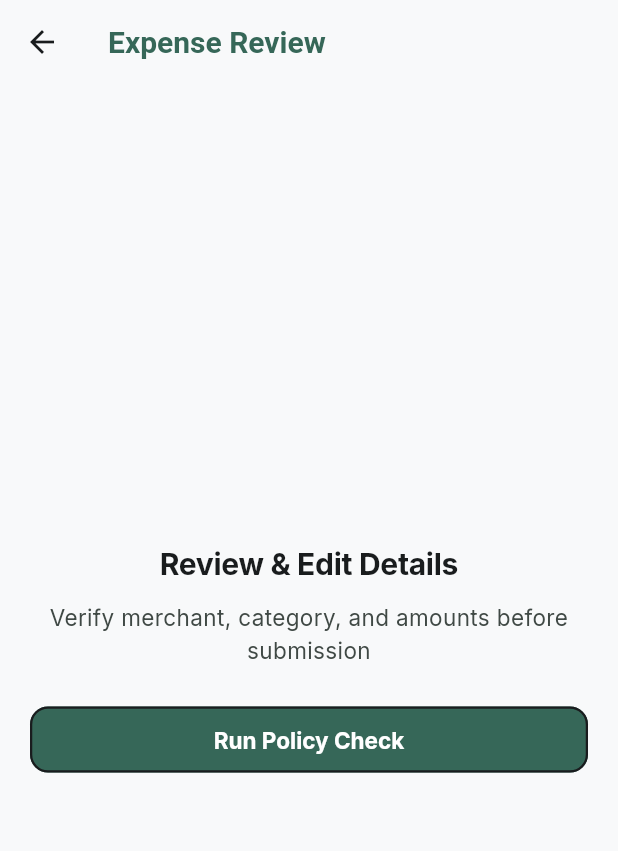
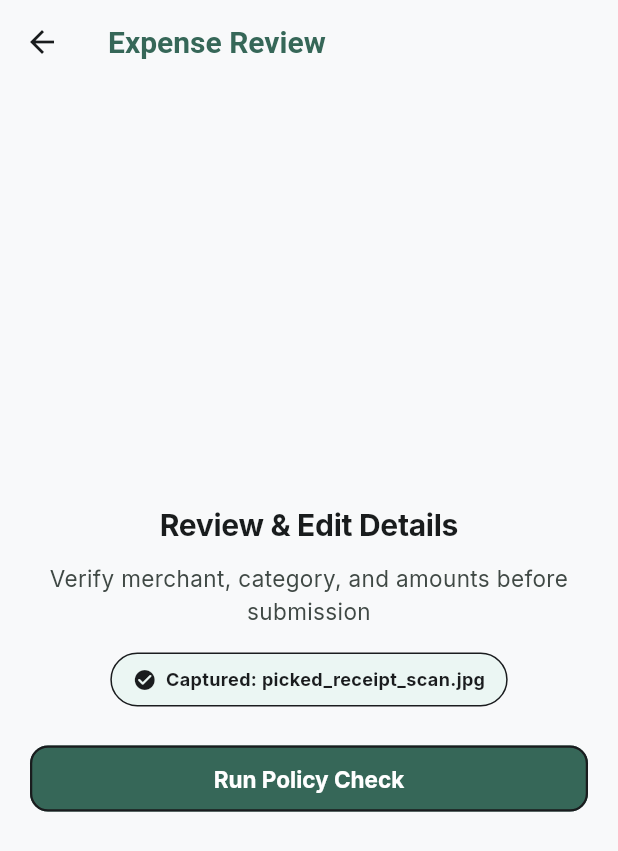
Before and after one commit to metalha516/ExpenseGuard-, a Flutter app: the SubmitExpenseCameraScreen screen opened by its route, after a tap on the "photo library" icon, on a phone screen of 412 x 824 dp. Shown: the top 851 px of the screen. Run offline on Flutter 3.47's test engine with Material 3 defaults, Android fonts, the phone set to English and light mode, and no system bars; our stand-ins replace camera, flutter_riverpod, go_router, google_fonts, shared_preferences; accounts and stored records are empty.

Commit message:
Phase 9: Camera lifecycle management, picture capture logic, and argument passing to ExpenseReviewScreen

```diff
--- a/lib/core/router/app_router.dart
+++ b/lib/core/router/app_router.dart
@@ -108,7 +108,11 @@ GoRouter createAppRouter({
       GoRoute(
         path: '/expense-review',
         parentNavigatorKey: rootKey,
-        builder: (context, state) => const ExpenseReviewScreen(),
+        builder: (context, state) {
+          final imagePath =
+              state.extra as String? ?? state.uri.queryParameters['imagePath'];
+          return ExpenseReviewScreen(imagePath: imagePath);
+        },
       ),
 
       // 10. Policy Check Screen
--- a/lib/features/expenses/presentation/expense_review_screen.dart
+++ b/lib/features/expenses/presentation/expense_review_screen.dart
@@ -2,11 +2,20 @@ import 'package:flutter/material.dart';
 import 'package:go_router/go_router.dart';
 import 'package:expense_guard/core/theme/app_theme.dart';
 
+/// Screen for reviewing extracted receipt data, merchant, category, and amounts.
 class ExpenseReviewScreen extends StatelessWidget {
-  const ExpenseReviewScreen({super.key});
+  const ExpenseReviewScreen({
+    super.key,
+    this.imagePath,
+  });
+
+  /// The captured receipt file path passed from the Camera flow.
+  final String? imagePath;
 
   @override
   Widget build(BuildContext context) {
+    final colors = context.pastelColors;
+
     return Scaffold(
       appBar: AppBar(title: const Text('Expense Review')),
       body: Center(
@@ -22,6 +31,37 @@ class ExpenseReviewScreen extends StatelessWidget {
                 style: context.bodyMd,
                 textAlign: TextAlign.center,
               ),
+              const SizedBox(height: 16),
+
+              // Captured Image Path Indicator
+              if (imagePath != null && imagePath!.isNotEmpty)
+                Container(
+                  key: const Key('reviewed_receipt_image_badge'),
+                  padding: const EdgeInsets.symmetric(horizontal: 14, vertical: 8),
+                  decoration: BoxDecoration(
+                    color: colors.mintDim,
+                    borderRadius: BorderRadius.circular(AppTheme.chipRadius),
+                    border: Border.all(
+                      color: colors.borderDark,
+                      width: 1.0,
+                    ),
+                  ),
+                  child: Row(
+                    mainAxisSize: MainAxisSize.min,
+                    children: [
+                      Icon(Icons.check_circle_rounded, size: 16, color: colors.borderDark),
+                      const SizedBox(width: 6),
+                      Text(
+                        'Captured: ${imagePath!.split('/').last.split(r'\').last}',
+                        style: TextStyle(
+                          fontSize: 12,
+                          fontWeight: FontWeight.w700,
+                          color: colors.borderDark,
+                        ),
+                      ),
+                    ],
+                  ),
+                ),
               const SizedBox(height: 24),
               ElevatedButton(
                 onPressed: () => context.push('/policy-check'),
--- a/lib/features/expenses/presentation/submit_expense_camera_screen.dart
+++ b/lib/features/expenses/presentation/submit_expense_camera_screen.dart
@@ -15,7 +15,7 @@ class SubmitExpenseCameraScreen extends ConsumerStatefulWidget {
 }
 
 class _SubmitExpenseCameraScreenState extends ConsumerState<SubmitExpenseCameraScreen>
-    with SingleTickerProviderStateMixin {
+    with SingleTickerProviderStateMixin, WidgetsBindingObserver {
   CameraController? _cameraController;
   List<CameraDescription> _cameras = [];
   bool _isCameraReady = false;
@@ -30,6 +30,8 @@ class _SubmitExpenseCameraScreenState extends ConsumerState<SubmitExpenseCameraS
   @override
   void initState() {
     super.initState();
+    WidgetsBinding.instance.addObserver(this);
+
     _scanLineController = AnimationController(
       duration: const Duration(seconds: 2),
       vsync: this,
@@ -45,6 +47,23 @@ class _SubmitExpenseCameraScreenState extends ConsumerState<SubmitExpenseCameraS
     );
 
     _initializeCamera();
+  }
+
+  @override
+  void didChangeAppLifecycleState(AppLifecycleState state) {
+    final CameraController? controller = _cameraController;
+    if (controller == null || !controller.value.isInitialized) {
+      return;
+    }
+
+    if (state == AppLifecycleState.inactive || state == AppLifecycleState.paused) {
+      controller.dispose();
+      if (mounted) {
+        setState(() => _isCameraReady = false);
+      }
+    } else if (state == AppLifecycleState.resumed) {
+      _initializeCamera();
+    }
   }
 
   /// Request permissions and initialize the hardware camera.
@@ -91,29 +110,36 @@ class _SubmitExpenseCameraScreenState extends ConsumerState<SubmitExpenseCameraS
     } catch (_) {}
   }
 
-  Future<void> _captureReceipt() async {
+  Future<void> _captureReceipt({String? fallbackPath}) async {
     if (_isCapturing) return;
     setState(() => _isCapturing = true);
 
+    String capturedPath =
+        fallbackPath ?? '/mock/receipts/starbucks_receipt_capture.jpg';
     try {
       if (_cameraController != null && _cameraController!.value.isInitialized) {
-        await _cameraController!.takePicture();
+        final XFile picture = await _cameraController!.takePicture();
+        capturedPath = picture.path;
       } else {
         // Simulated capture delay
         await Future.delayed(const Duration(milliseconds: 300));
       }
     } catch (_) {
       // Continue to review even on hardware fallback
+    } finally {
+      if (mounted) {
+        setState(() => _isCapturing = false);
+      }
     }
 
     if (mounted) {
-      setState(() => _isCapturing = false);
-      context.push('/expense-review');
+      context.push('/expense-review', extra: capturedPath);
     }
   }
 
   @override
   void dispose() {
+    WidgetsBinding.instance.removeObserver(this);
     _scanLineController.dispose();
     _cameraController?.dispose();
     super.dispose();
@@ -368,7 +394,9 @@ class _SubmitExpenseCameraScreenState extends ConsumerState<SubmitExpenseCameraS
                         // Gallery Picker Icon
                         InkWell(
                           key: const Key('camera_gallery_picker_button'),
-                          onTap: _captureReceipt,
+                          onTap: () => _captureReceipt(
+                            fallbackPath: '/mock/gallery/picked_receipt_scan.jpg',
+                          ),
                           borderRadius: BorderRadius.circular(16),
                           child: Container(
                             width: 50,
```
Also changed, not shown: 1 other file.
